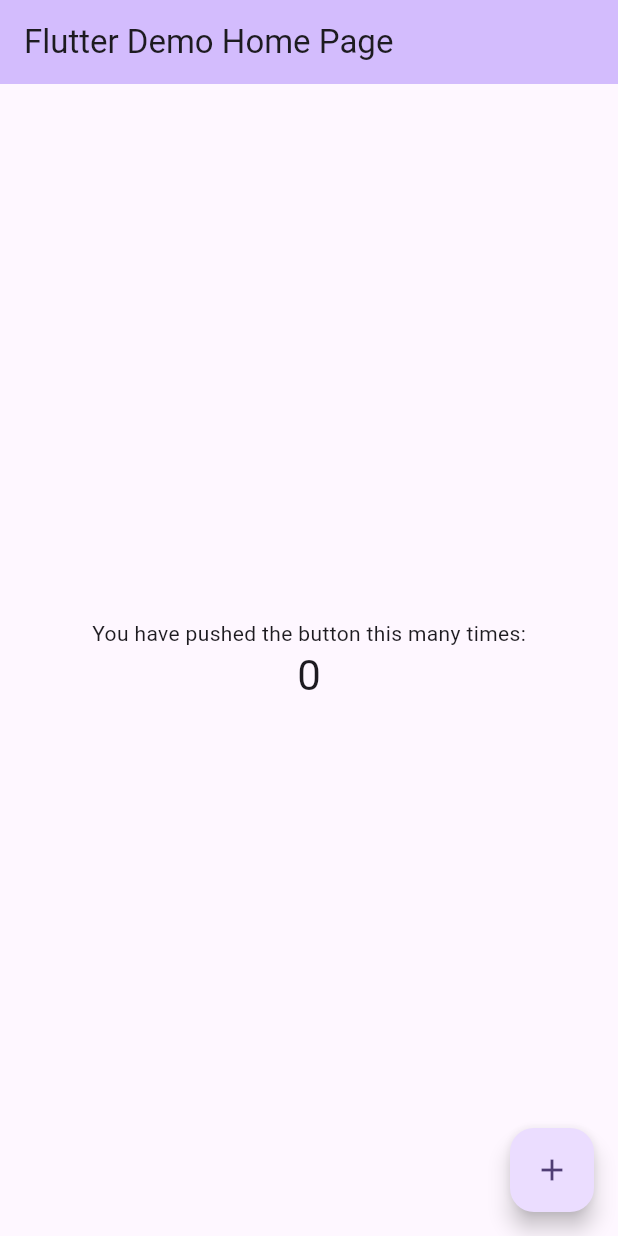
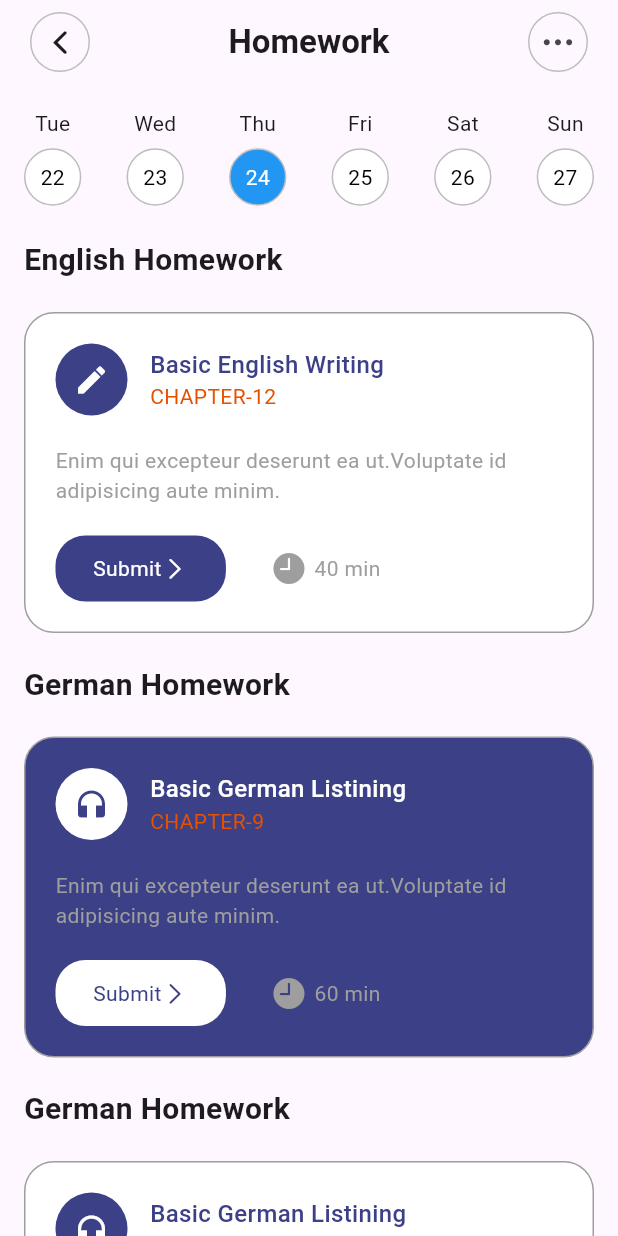
Before and after one commit to khusantoy/course-ui, a Flutter app: the screen it shows after launch, on a phone screen of 412 x 824 dp. Run offline on Flutter 3.47's test engine with Material 3 defaults, Android fonts, the phone set to English and light mode, and no system bars.

Commit message:
updated homework

```diff
--- a/lib/main.dart
+++ b/lib/main.dart
@@ -1,69 +1,13 @@
+import 'package:course_ui/screens/homework_screen.dart';
 import 'package:flutter/material.dart';
 
 void main() {
-  runApp(const MyApp());
+  runApp(CourseApp());
 }
 
-class MyApp extends StatelessWidget {
-  const MyApp({super.key});
-
+class CourseApp extends StatelessWidget {
   @override
   Widget build(BuildContext context) {
-    return MaterialApp(
-      title: 'Flutter Demo',
-      theme: ThemeData(
-        colorScheme: ColorScheme.fromSeed(seedColor: Colors.deepPurple),
-        useMaterial3: true,
-      ),
-      home: const MyHomePage(title: 'Flutter Demo Home Page'),
-    );
+    return HomeworkScreen();
   }
 }
-
-class MyHomePage extends StatefulWidget {
-  const MyHomePage({super.key, required this.title});
-
-  final String title;
-
-  @override
-  State<MyHomePage> createState() => _MyHomePageState();
-}
-
-class _MyHomePageState extends State<MyHomePage> {
-  int _counter = 0;
-
-  void _incrementCounter() {
-    setState(() {
-      _counter++;
-    });
-  }
-
-  @override
-  Widget build(BuildContext context) {
-    return Scaffold(
-      appBar: AppBar(
-        backgroundColor: Theme.of(context).colorScheme.inversePrimary,
-        title: Text(widget.title),
-      ),
-      body: Center(
-        child: Column(
-          mainAxisAlignment: MainAxisAlignment.center,
-          children: <Widget>[
-            const Text(
-              'You have pushed the button this many times:',
-            ),
-            Text(
-              '$_counter',
-              style: Theme.of(context).textTheme.headlineMedium,
-            ),
-          ],
-        ),
-      ),
-      floatingActionButton: FloatingActionButton(
-        onPressed: _incrementCounter,
-        tooltip: 'Increment',
-        child: const Icon(Icons.add),
-      ),
-    );
-  }
-}
--- /dev/null
+++ b/lib/screens/homework_screen.dart
@@ -0,0 +1,139 @@
+import 'package:course_ui/widgets/homework_item.dart';
+import 'package:flutter/cupertino.dart';
+import 'package:flutter/material.dart';
+
+class HomeworkScreen extends StatelessWidget {
+  List<Map<String, dynamic>> days = [
+    {"day": "Tue", "date": "22", "isSelected": false},
+    {"day": "Wed", "date": "23", "isSelected": false},
+    {"day": "Thu", "date": "24", "isSelected": true},
+    {"day": "Fri", "date": "25", "isSelected": false},
+    {"day": "Sat", "date": "26", "isSelected": false},
+    {"day": "Sun", "date": "27", "isSelected": false},
+  ];
+  List<Map<String, dynamic>> hometasks = [
+    {
+      "section": "english homework",
+      "title": "Basic english writing",
+      "chapter": "chapter-12",
+      "description":
+          "Enim qui excepteur deserunt ea ut.Voluptate id adipisicing aute minim.",
+      "time": "40 min",
+      "icon": Icons.edit,
+      "isSelected": false
+    },
+    {
+      "section": "german homework",
+      "title": "Basic german listining",
+      "chapter": "chapter-9",
+      "description":
+          "Enim qui excepteur deserunt ea ut.Voluptate id adipisicing aute minim.",
+      "time": "60 min",
+      "icon": Icons.headphones,
+      "isSelected": true
+    },
+    {
+      "section": "german homework",
+      "title": "Basic german listining",
+      "chapter": "chapter-9",
+      "description":
+          "Enim qui excepteur deserunt ea ut.Voluptate id adipisicing aute minim.",
+      "time": "60 min",
+      "icon": Icons.headphones,
+      "isSelected": false
+    }
+  ];
+  Color primaryColor = Color.fromARGB(255, 60, 65, 135);
+  Widget calendarDay(String day, String date, bool isSelected) {
+    return Column(
+      children: [
+        Text(day),
+        const SizedBox(
+          height: 5,
+        ),
+        Container(
+          padding: const EdgeInsets.all(10),
+          decoration: BoxDecoration(
+            color: isSelected ? Colors.blue : Colors.white,
+            border: Border.all(
+              color: Colors.grey.shade400,
+            ),
+            shape: BoxShape.circle,
+          ),
+          child: Text(
+            date,
+            style: TextStyle(color: isSelected ? Colors.white : Colors.black),
+          ),
+        )
+      ],
+    );
+  }
+
+  @override
+  Widget build(BuildContext context) {
+    return MaterialApp(
+      debugShowCheckedModeBanner: false,
+      home: Scaffold(
+          appBar: AppBar(
+            leadingWidth: 80,
+            leading: IconButton(
+              onPressed: () {},
+              icon: const Icon(CupertinoIcons.back),
+              style: IconButton.styleFrom(
+                side: BorderSide(
+                  color: Colors.grey.shade400,
+                ),
+              ),
+            ),
+            title: const Text(
+              "Homework",
+              style: TextStyle(fontWeight: FontWeight.bold),
+            ),
+            centerTitle: true,
+            actions: [
+              Padding(
+                padding: const EdgeInsets.only(right: 16),
+                child: IconButton(
+                  onPressed: () {},
+                  icon: const Icon(
+                    CupertinoIcons.ellipsis,
+                  ),
+                  style: IconButton.styleFrom(
+                    side: BorderSide(
+                      color: Colors.grey.shade400,
+                    ),
+                  ),
+                ),
+              ),
+            ],
+          ),
+          body: SingleChildScrollView(
+            child: Padding(
+              padding: const EdgeInsets.all(16.0),
+              child: Column(
+                crossAxisAlignment: CrossAxisAlignment.start,
+                children: [
+                  Row(
+                    mainAxisAlignment: MainAxisAlignment.spaceBetween,
+                    children: [
+                      for (var day in days)
+                        calendarDay(day['day'], day['date'], day['isSelected']),
+                    ],
+                  ),
+                  for (var homework in hometasks)
+                    HomeworkItem(
+                        primaryColor: primaryColor,
+                        section: homework['section'],
+                        title: homework['title'],
+                        description: homework['description'],
+                        chapter: homework['chapter'],
+                        time: homework['time'],
+                        icon: homework['icon'],
+                        isSelected: homework['isSelected']),
+                ],
+              ),
+            ),
+          )),
+    );
+  }
+}
--- /dev/null
+++ b/lib/utils/string_extensions.dart
@@ -0,0 +1,8 @@
+extension StringExtensions on String {
+  String capitalize() {
+    List<String> words = split(" ");
+    return words
+        .map((word) => word[0].toUpperCase() + word.substring(1).toLowerCase())
+        .join(' ');
+  }
+}
--- /dev/null
+++ b/lib/widgets/homework_item.dart
@@ -0,0 +1,140 @@
+import 'package:course_ui/utils/string_extensions.dart';
+import 'package:flutter/cupertino.dart';
+import 'package:flutter/material.dart';
+import 'package:flutter/widgets.dart';
+
+class HomeworkItem extends StatelessWidget {
+  Color primaryColor;
+  String section;
+  String title;
+  String chapter;
+  String description;
+  String time;
+  IconData icon;
+  bool isSelected;
+  HomeworkItem(
+      {required this.section,
+      required this.primaryColor,
+      required this.title,
+      required this.chapter,
+      required this.description,
+      required this.time,
+      required this.icon,
+      required this.isSelected});
+
+  @override
+  Widget build(BuildContext context) {
+    return Column(
+      crossAxisAlignment: CrossAxisAlignment.start,
+      children: [
+        const SizedBox(
+          height: 20,
+        ),
+        Text(
+          section.capitalize(),
+          style: const TextStyle(fontSize: 20, fontWeight: FontWeight.bold),
+        ),
+        const SizedBox(
+          height: 20,
+        ),
+        Container(
+          padding: const EdgeInsets.all(20),
+          decoration: BoxDecoration(
+              border: Border.all(color: Colors.grey.shade500),
+              borderRadius: BorderRadius.circular(20),
+              color: isSelected ? primaryColor : Colors.white),
+          child: Column(
+            children: [
+              Row(
+                children: [
+                  Container(
+                    padding: const EdgeInsets.all(12),
+                    decoration: BoxDecoration(
+                        color: isSelected ? Colors.white : primaryColor,
+                        shape: BoxShape.circle),
+                    child: Icon(
+                      icon,
+                      color: isSelected ? primaryColor : Colors.white,
+                    ),
+                  ),
+                  const SizedBox(
+                    width: 15,
+                  ),
+                  Column(
+                    crossAxisAlignment: CrossAxisAlignment.start,
+                    children: [
+                      Text(
+                        title.capitalize(),
+                        style: TextStyle(
+                            fontWeight: FontWeight.w500,
+                            fontSize: 16,
+                            color: isSelected ? Colors.white : primaryColor),
+                      ),
+                      Text(
+                        chapter.toUpperCase(),
+                        style: TextStyle(
+                          color: Colors.orange.shade900,
+                        ),
+                      ),
+                    ],
+                  )
+                ],
+              ),
+              const SizedBox(
+                height: 20,
+              ),
+              Text(
+                description,
+                style: TextStyle(color: Colors.grey.shade500),
+              ),
+              const SizedBox(
+                height: 20,
+              ),
+              Row(
+                children: [
+                  Container(
+                    padding: const EdgeInsets.symmetric(
+                      vertical: 12,
+                      horizontal: 25,
+                    ),
+                    decoration: BoxDecoration(
+                        color: isSelected ? Colors.white : primaryColor,
+                        borderRadius: BorderRadius.circular(20)),
+                    child: Row(
+                      children: [
+                        Text(
+                          "Submit",
+                          style: TextStyle(
+                              color: isSelected ? primaryColor : Colors.white),
+                        ),
+                        Icon(
+                          CupertinoIcons.right_chevron,
+                          size: 18,
+                          color: isSelected ? primaryColor : Colors.white,
+                        ),
+                      ],
+                    ),
+                  ),
+                  const SizedBox(
+                    width: 30,
+                  ),
+                  Icon(
+                    CupertinoIcons.time_solid,
+                    color: Colors.grey.shade500,
+                  ),
+                  const SizedBox(
+                    width: 5,
+                  ),
+                  Text(
+                    time,
+                    style: TextStyle(color: Colors.grey.shade500),
+                  ),
+                ],
+              )
+            ],
+          ),
+        )
+      ],
+    );
+  }
+}
```
